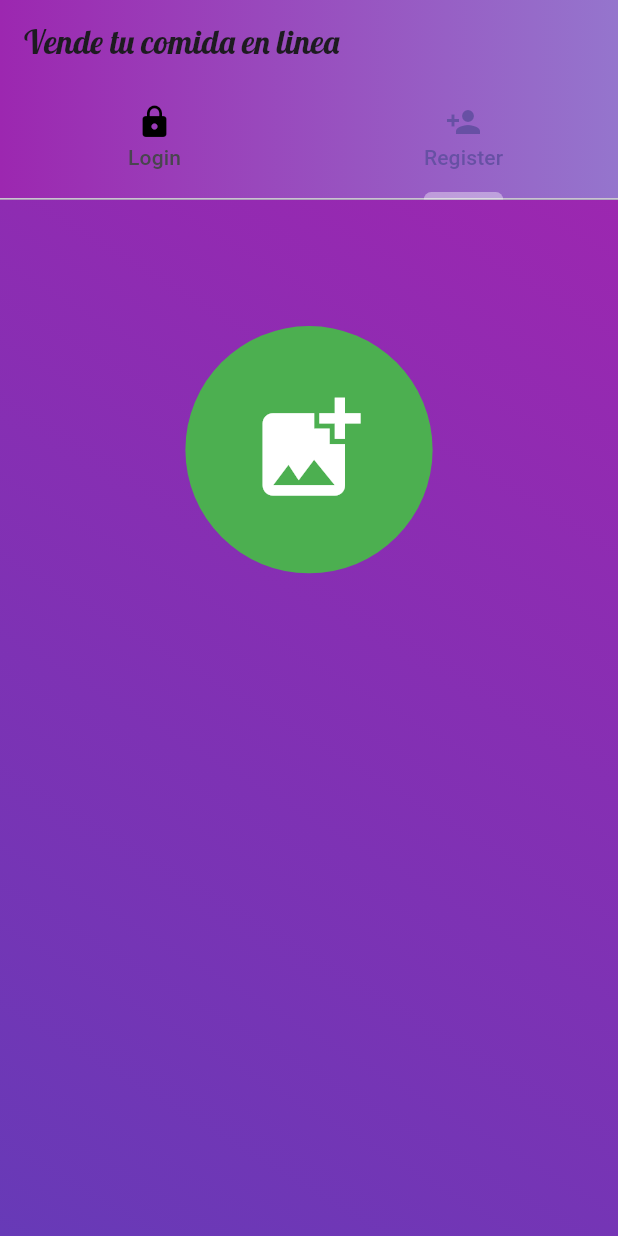
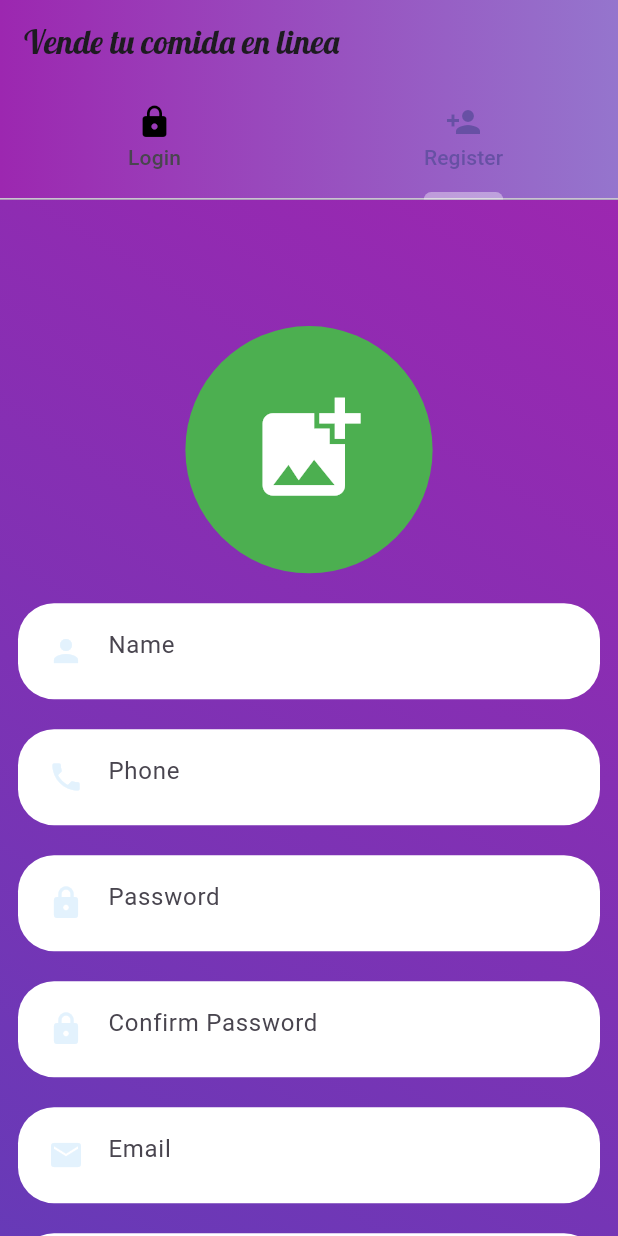
Before and after one commit to ByteRaider/foodAPP_sellers, a Flutter app: the screen it shows after launch, tab 2 chosen, on a phone screen of 412 x 824 dp. Run offline on Flutter 3.47's test engine with Material 3 defaults, Android fonts, the light colour scheme and no system bars; our stand-ins replace image_picker.

Commit message:
Create register CustomField controllers

```diff
--- a/lib/authentication/register.dart
+++ b/lib/authentication/register.dart
@@ -3,6 +3,8 @@ import 'dart:io';
 import 'package:flutter/material.dart';
 import 'package:image_picker/image_picker.dart';
 import 'package:mexa_sellers_app/theme/app_theme.dart';
+
+import '../widgets/custom_text_field.dart';
 
 class RegisterScreen extends StatefulWidget {
   const RegisterScreen({super.key});
@@ -12,7 +14,13 @@ class RegisterScreen extends StatefulWidget {
 }
 
 class _RegisterScreenState extends State<RegisterScreen> {
-  TextEditingController anyController = TextEditingController();
+  final _globalKey = GlobalKey<FormState>();
+  TextEditingController nameController = TextEditingController();
+  TextEditingController passwordController = TextEditingController();
+  TextEditingController confirmPasswordController = TextEditingController();
+  TextEditingController emailController = TextEditingController();
+  TextEditingController phoneController = TextEditingController();
+  TextEditingController locationController = TextEditingController();
   XFile? imageXFile;
   final ImagePicker _picker = ImagePicker();
 
@@ -20,10 +28,8 @@ class _RegisterScreenState extends State<RegisterScreen> {
   Widget build(BuildContext context) {
     return SingleChildScrollView(
       child: Container(
-        padding: const EdgeInsets.all(2),
-        child: Column(
-          mainAxisSize: MainAxisSize.max,
-          children: [
+          padding: const EdgeInsets.all(2),
+          child: Column(mainAxisSize: MainAxisSize.max, children: [
             SizedBox(height: MediaQuery.of(context).size.height * 0.1),
             InkWell(
               child: CircleAvatar(
@@ -41,9 +47,53 @@ class _RegisterScreenState extends State<RegisterScreen> {
                     : null,
               ),
             ),
-          ],
-        ),
-      ),
+            const SizedBox(
+              height: 10,
+            ),
+            Form(
+              key: _globalKey,
+              child: Column(
+                children: [
+                  CustomTextField(
+                    controller: nameController,
+                    data: Icons.person,
+                    hintText: "Name",
+                    isObscure: false,
+                  ),
+                  CustomTextField(
+                    controller: phoneController,
+                    data: Icons.phone,
+                    hintText: "Phone",
+                    isObscure: false,
+                  ),
+                  CustomTextField(
+                    controller: passwordController,
+                    data: Icons.lock,
+                    hintText: "Password",
+                    isObscure: true,
+                  ),
+                  CustomTextField(
+                    controller: confirmPasswordController,
+                    data: Icons.lock,
+                    hintText: "Confirm Password",
+                    isObscure: true,
+                  ),
+                  CustomTextField(
+                    controller: emailController,
+                    data: Icons.email,
+                    hintText: "Email",
+                    isObscure: false,
+                  ),
+                  CustomTextField(
+                    controller: locationController,
+                    data: Icons.location_pin,
+                    hintText: "Location",
+                    isObscure: false,
+                  ),
+                ],
+              ),
+            ),
+          ])),
     );
   }
 }
```
